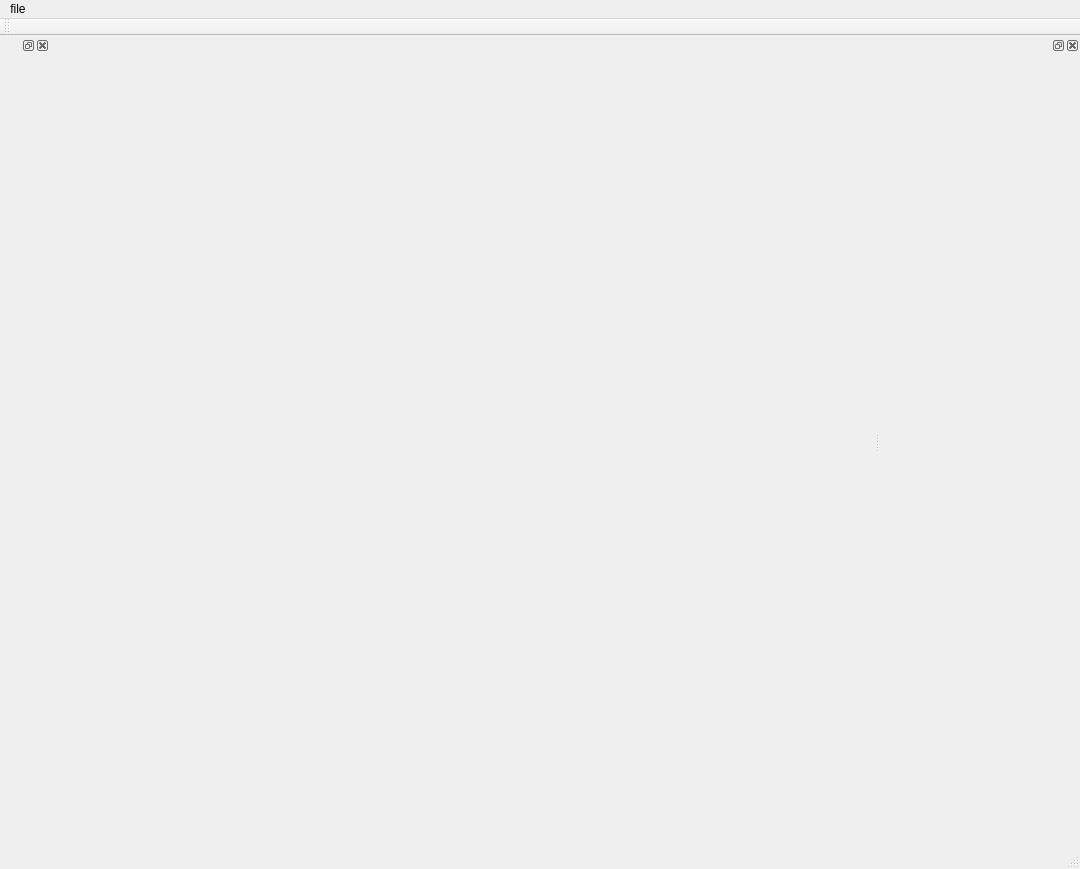
First picture: the form in sewingeditor.ui, repository dolphin-li/SewingEditor, before the edit.
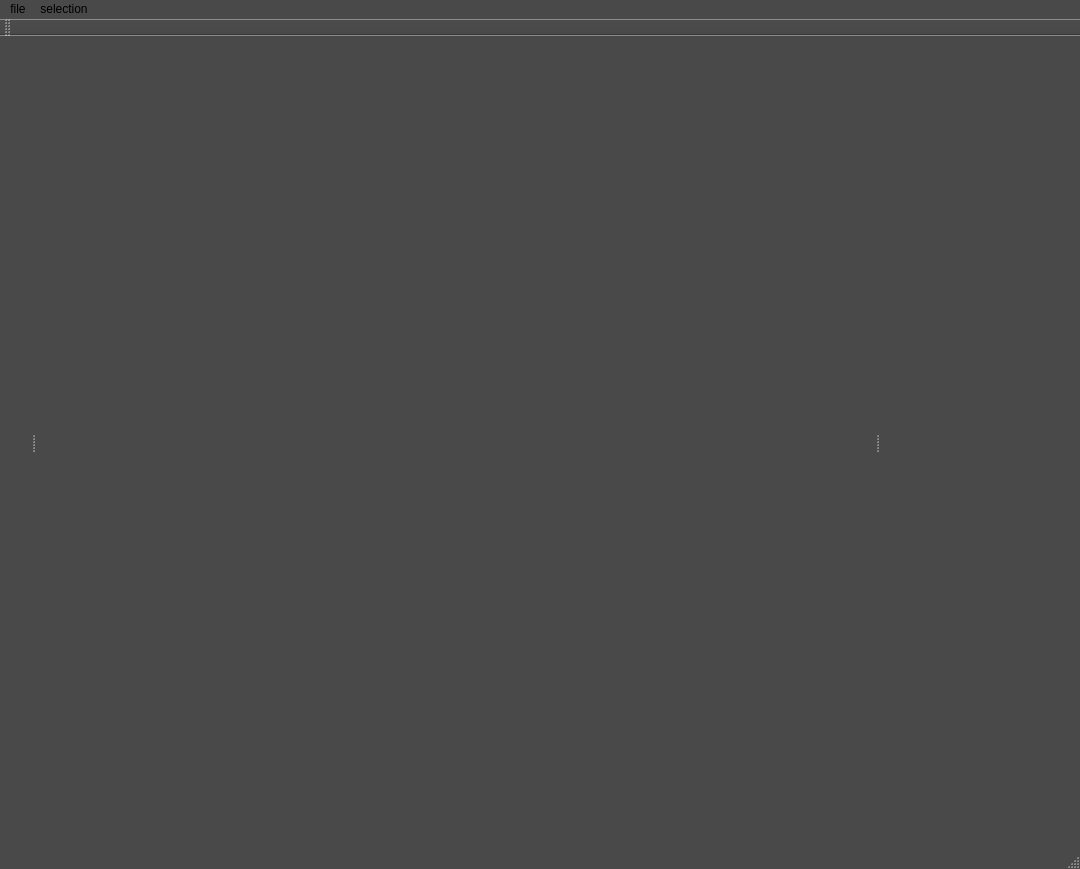
Second picture: the form after the edit. Custom widgets are drawn as their Qt base class.

Diff of the .ui file:
```diff
--- a/sewingeditor.ui
+++ b/sewingeditor.ui
@@ -10,9 +10,484 @@
     <height>869</height>
    </rect>
   </property>
+  <property name="palette">
+   <palette>
+    <active>
+     <colorrole role="WindowText">
+      <brush brushstyle="SolidPattern">
+       <color alpha="255">
+        <red>255</red>
+        <green>255</green>
+        <blue>255</blue>
+       </color>
+      </brush>
+     </colorrole>
+     <colorrole role="Button">
+      <brush brushstyle="SolidPattern">
+       <color alpha="255">
+        <red>73</red>
+        <green>73</green>
+        <blue>73</blue>
+       </color>
+      </brush>
+     </colorrole>
+     <colorrole role="Light">
+      <brush brushstyle="SolidPattern">
+       <color alpha="255">
+        <red>109</red>
+        <green>109</green>
+        <blue>109</blue>
+       </color>
+      </brush>
+     </colorrole>
+     <colorrole role="Midlight">
+      <brush brushstyle="SolidPattern">
+       <color alpha="255">
+        <red>91</red>
+        <green>91</green>
+        <blue>91</blue>
+       </color>
+      </brush>
+     </colorrole>
+     <colorrole role="Dark">
+      <brush brushstyle="SolidPattern">
+       <color alpha="255">
+        <red>36</red>
+        <green>36</green>
+        <blue>36</blue>
+       </color>
+      </brush>
+     </colorrole>
+     <colorrole role="Mid">
+      <brush brushstyle="SolidPattern">
+       <color alpha="255">
+        <red>48</red>
+        <green>48</green>
+        <blue>48</blue>
+       </color>
+      </brush>
+     </colorrole>
+     <colorrole role="Text">
+      <brush brushstyle="SolidPattern">
+       <color alpha="255">
+        <red>73</red>
+        <green>73</green>
+        <blue>73</blue>
+       </color>
+      </brush>
+     </colorrole>
+     <colorrole role="BrightText">
+      <brush brushstyle="SolidPattern">
+       <color alpha="255">
+        <red>73</red>
+        <green>73</green>
+        <blue>73</blue>
+       </color>
+      </brush>
+     </colorrole>
+     <colorrole role="ButtonText">
+      <brush brushstyle="SolidPattern">
+       <color alpha="255">
+        <red>73</red>
+        <green>73</green>
+        <blue>73</blue>
+       </color>
+      </brush>
+     </colorrole>
+     <colorrole role="Base">
+      <brush brushstyle="SolidPattern">
+       <color alpha="255">
+        <red>0</red>
+        <green>0</green>
+        <blue>0</blue>
+       </color>
+      </brush>
+     </colorrole>
+     <colorrole role="Window">
+      <brush brushstyle="SolidPattern">
+       <color alpha="255">
+        <red>73</red>
+        <green>73</green>
+        <blue>73</blue>
+       </color>
+      </brush>
+     </colorrole>
+     <colorrole role="Shadow">
+      <brush brushstyle="SolidPattern">
+       <color alpha="255">
+        <red>0</red>
+        <green>0</green>
+        <blue>0</blue>
+       </color>
+      </brush>
+     </colorrole>
+     <colorrole role="HighlightedText">
+      <brush brushstyle="SolidPattern">
+       <color alpha="255">
+        <red>73</red>
+        <green>73</green>
+        <blue>73</blue>
+       </color>
+      </brush>
+     </colorrole>
+     <colorrole role="AlternateBase">
+      <brush brushstyle="SolidPattern">
+       <color alpha="255">
+        <red>36</red>
+        <green>36</green>
+        <blue>36</blue>
+       </color>
+      </brush>
+     </colorrole>
+     <colorrole role="NoRole">
+      <brush brushstyle="SolidPattern">
+       <color alpha="255">
+        <red>73</red>
+        <green>73</green>
+        <blue>73</blue>
+       </color>
+      </brush>
+     </colorrole>
+     <colorrole role="ToolTipBase">
+      <brush brushstyle="SolidPattern">
+       <color alpha="255">
+        <red>255</red>
+        <green>255</green>
+        <blue>220</blue>
+       </color>
+      </brush>
+     </colorrole>
+     <colorrole role="ToolTipText">
+      <brush brushstyle="SolidPattern">
+       <color alpha="255">
+        <red>0</red>
+        <green>0</green>
+        <blue>0</blue>
+       </color>
+      </brush>
+     </colorrole>
+    </active>
+    <inactive>
+     <colorrole role="WindowText">
+      <brush brushstyle="SolidPattern">
+       <color alpha="255">
+        <red>255</red>
+        <green>255</green>
+        <blue>255</blue>
+       </color>
+      </brush>
+     </colorrole>
+     <colorrole role="Button">
+      <brush brushstyle="SolidPattern">
+       <color alpha="255">
+        <red>73</red>
+        <green>73</green>
+        <blue>73</blue>
+       </color>
+      </brush>
+     </colorrole>
+     <colorrole role="Light">
+      <brush brushstyle="SolidPattern">
+       <color alpha="255">
+        <red>109</red>
+        <green>109</green>
+        <blue>109</blue>
+       </color>
+      </brush>
+     </colorrole>
+     <colorrole role="Midlight">
+      <brush brushstyle="SolidPattern">
+       <color alpha="255">
+        <red>91</red>
+        <green>91</green>
+        <blue>91</blue>
+       </color>
+      </brush>
+     </colorrole>
+     <colorrole role="Dark">
+      <brush brushstyle="SolidPattern">
+       <color alpha="255">
+        <red>36</red>
+        <green>36</green>
+        <blue>36</blue>
+       </color>
+      </brush>
+     </colorrole>
+     <colorrole role="Mid">
+      <brush brushstyle="SolidPattern">
+       <color alpha="255">
+        <red>48</red>
+        <green>48</green>
+        <blue>48</blue>
+       </color>
+      </brush>
+     </colorrole>
+     <colorrole role="Text">
+      <brush brushstyle="SolidPattern">
+       <color alpha="255">
+        <red>73</red>
+        <green>73</green>
+        <blue>73</blue>
+       </color>
+      </brush>
+     </colorrole>
+     <colorrole role="BrightText">
+      <brush brushstyle="SolidPattern">
+       <color alpha="255">
+        <red>73</red>
+        <green>73</green>
+        <blue>73</blue>
+       </color>
+      </brush>
+     </colorrole>
+     <colorrole role="ButtonText">
+      <brush brushstyle="SolidPattern">
+       <color alpha="255">
+        <red>73</red>
+        <green>73</green>
+        <blue>73</blue>
+       </color>
+      </brush>
+     </colorrole>
+     <colorrole role="Base">
+      <brush brushstyle="SolidPattern">
+       <color alpha="255">
+        <red>0</red>
+        <green>0</green>
+        <blue>0</blue>
+       </color>
+      </brush>
+     </colorrole>
+     <colorrole role="Window">
+      <brush brushstyle="SolidPattern">
+       <color alpha="255">
+        <red>73</red>
+        <green>73</green>
+        <blue>73</blue>
+       </color>
+      </brush>
+     </colorrole>
+     <colorrole role="Shadow">
+      <brush brushstyle="SolidPattern">
+       <color alpha="255">
+        <red>0</red>
+        <green>0</green>
+        <blue>0</blue>
+       </color>
+      </brush>
+     </colorrole>
+     <colorrole role="HighlightedText">
+      <brush brushstyle="SolidPattern">
+       <color alpha="255">
+        <red>73</red>
+        <green>73</green>
+        <blue>73</blue>
+       </color>
+      </brush>
+     </colorrole>
+     <colorrole role="AlternateBase">
+      <brush brushstyle="SolidPattern">
+       <color alpha="255">
+        <red>36</red>
+        <green>36</green>
+        <blue>36</blue>
+       </color>
+      </brush>
+     </colorrole>
+     <colorrole role="NoRole">
+      <brush brushstyle="SolidPattern">
+       <color alpha="255">
+        <red>73</red>
+        <green>73</green>
+        <blue>73</blue>
+       </color>
+      </brush>
+     </colorrole>
+     <colorrole role="ToolTipBase">
+      <brush brushstyle="SolidPattern">
+       <color alpha="255">
+        <red>255</red>
+        <green>255</green>
+        <blue>220</blue>
+       </color>
+      </brush>
+     </colorrole>
+     <colorrole role="ToolTipText">
+      <brush brushstyle="SolidPattern">
+       <color alpha="255">
+        <red>0</red>
+        <green>0</green>
+        <blue>0</blue>
+       </color>
+      </brush>
+     </colorrole>
+    </inactive>
+    <disabled>
+     <colorrole role="WindowText">
+      <brush brushstyle="SolidPattern">
+       <color alpha="255">
+        <red>36</red>
+        <green>36</green>
+        <blue>36</blue>
+       </color>
+      </brush>
+     </colorrole>
+     <colorrole role="Button">
+      <brush brushstyle="SolidPattern">
+       <color alpha="255">
+        <red>73</red>
+        <green>73</green>
+        <blue>73</blue>
+       </color>
+      </brush>
+     </colorrole>
+     <colorrole role="Light">
+      <brush brushstyle="SolidPattern">
+       <color alpha="255">
+        <red>109</red>
+        <green>109</green>
+        <blue>109</blue>
+       </color>
+      </brush>
+     </colorrole>
+     <colorrole role="Midlight">
+      <brush brushstyle="SolidPattern">
+       <color alpha="255">
+        <red>91</red>
+        <green>91</green>
+        <blue>91</blue>
+       </color>
+      </brush>
+     </colorrole>
+     <colorrole role="Dark">
+      <brush brushstyle="SolidPattern">
+       <color alpha="255">
+        <red>36</red>
+        <green>36</green>
+        <blue>36</blue>
+       </color>
+      </brush>
+     </colorrole>
+     <colorrole role="Mid">
+      <brush brushstyle="SolidPattern">
+       <color alpha="255">
+        <red>48</red>
+        <green>48</green>
+        <blue>48</blue>
+       </color>
+      </brush>
+     </colorrole>
+     <colorrole role="Text">
+      <brush brushstyle="SolidPattern">
+       <color alpha="255">
+        <red>36</red>
+        <green>36</green>
+        <blue>36</blue>
+       </color>
+      </brush>
+     </colorrole>
+     <colorrole role="BrightText">
+      <brush brushstyle="SolidPattern">
+       <color alpha="255">
+        <red>73</red>
+        <green>73</green>
+        <blue>73</blue>
+       </color>
+      </brush>
+     </colorrole>
+     <colorrole role="ButtonText">
+      <brush brushstyle="SolidPattern">
+       <color alpha="255">
+        <red>36</red>
+        <green>36</green>
+        <blue>36</blue>
+       </color>
+      </brush>
+     </colorrole>
+     <colorrole role="Base">
+      <brush brushstyle="SolidPattern">
+       <color alpha="255">
+        <red>73</red>
+        <green>73</green>
+        <blue>73</blue>
+       </color>
+      </brush>
+     </colorrole>
+     <colorrole role="Window">
+      <brush brushstyle="SolidPattern">
+       <color alpha="255">
+        <red>73</red>
+        <green>73</green>
+        <blue>73</blue>
+       </color>
+      </brush>
+     </colorrole>
+     <colorrole role="Shadow">
+      <brush brushstyle="SolidPattern">
+       <color alpha="255">
+        <red>0</red>
+        <green>0</green>
+        <blue>0</blue>
+       </color>
+      </brush>
+     </colorrole>
+     <colorrole role="HighlightedText">
+      <brush brushstyle="SolidPattern">
+       <color alpha="255">
+        <red>73</red>
+        <green>73</green>
+        <blue>73</blue>
+       </color>
+      </brush>
+     </colorrole>
+     <colorrole role="AlternateBase">
+      <brush brushstyle="SolidPattern">
+       <color alpha="255">
+        <red>73</red>
+        <green>73</green>
+        <blue>73</blue>
+       </color>
+      </brush>
+     </colorrole>
+     <colorrole role="NoRole">
+      <brush brushstyle="SolidPattern">
+       <color alpha="255">
+        <red>73</red>
+        <green>73</green>
+        <blue>73</blue>
+       </color>
+      </brush>
+     </colorrole>
+     <colorrole role="ToolTipBase">
+      <brush brushstyle="SolidPattern">
+       <color alpha="255">
+        <red>255</red>
+        <green>255</green>
+        <blue>220</blue>
+       </color>
+      </brush>
+     </colorrole>
+     <colorrole role="ToolTipText">
+      <brush brushstyle="SolidPattern">
+       <color alpha="255">
+        <red>0</red>
+        <green>0</green>
+        <blue>0</blue>
+       </color>
+      </brush>
+     </colorrole>
+    </disabled>
+   </palette>
+  </property>
   <property name="windowTitle">
    <string>SewingEditor</string>
   </property>
+  <property name="autoFillBackground">
+   <bool>true</bool>
+  </property>
+  <property name="documentMode">
+   <bool>false</bool>
+  </property>
   <widget class="QWidget" name="centralWidget">
    <layout class="QGridLayout" name="gridLayout">
     <item row="0" column="0">
@@ -32,6 +507,9 @@
    </layout>
   </widget>
   <widget class="QMenuBar" name="menuBar">
+   <property name="enabled">
+    <bool>true</bool>
+   </property>
    <property name="geometry">
     <rect>
      <x>0</x>
@@ -40,6 +518,136 @@
      <height>21</height>
     </rect>
    </property>
+   <property name="palette">
+    <palette>
+     <active>
+      <colorrole role="WindowText">
+       <brush brushstyle="SolidPattern">
+        <color alpha="255">
+         <red>73</red>
+         <green>73</green>
+         <blue>73</blue>
+        </color>
+       </brush>
+      </colorrole>
+      <colorrole role="Button">
+       <brush brushstyle="SolidPattern">
+        <color alpha="255">
+         <red>73</red>
+         <green>73</green>
+         <blue>73</blue>
+        </color>
+       </brush>
+      </colorrole>
+      <colorrole role="Base">
+       <brush brushstyle="SolidPattern">
+        <color alpha="255">
+         <red>73</red>
+         <green>73</green>
+         <blue>73</blue>
+        </color>
+       </brush>
+      </colorrole>
+      <colorrole role="Window">
+       <brush brushstyle="SolidPattern">
+        <color alpha="255">
+         <red>73</red>
+         <green>73</green>
+         <blue>73</blue>
+        </color>
+       </brush>
+      </colorrole>
+     </active>
+     <inactive>
+      <colorrole role="WindowText">
+       <brush brushstyle="SolidPattern">
+        <color alpha="255">
+         <red>73</red>
+         <green>73</green>
+         <blue>73</blue>
+        </color>
+       </brush>
+      </colorrole>
+      <colorrole role="Button">
+       <brush brushstyle="SolidPattern">
+        <color alpha="255">
+         <red>73</red>
+         <green>73</green>
+         <blue>73</blue>
+        </color>
+       </brush>
+      </colorrole>
+      <colorrole role="Base">
+       <brush brushstyle="SolidPattern">
+        <color alpha="255">
+         <red>73</red>
+         <green>73</green>
+         <blue>73</blue>
+        </color>
+       </brush>
+      </colorrole>
+      <colorrole role="Window">
+       <brush brushstyle="SolidPattern">
+        <color alpha="255">
+         <red>73</red>
+         <green>73</green>
+         <blue>73</blue>
+        </color>
+       </brush>
+      </colorrole>
+     </inactive>
+     <disabled>
+      <colorrole role="WindowText">
+       <brush brushstyle="SolidPattern">
+        <color alpha="255">
+         <red>36</red>
+         <green>36</green>
+         <blue>36</blue>
+        </color>
+       </brush>
+      </colorrole>
+      <colorrole role="Button">
+       <brush brushstyle="SolidPattern">
+        <color alpha="255">
+         <red>73</red>
+         <green>73</green>
+         <blue>73</blue>
+        </color>
+       </brush>
+      </colorrole>
+      <colorrole role="Base">
+       <brush brushstyle="SolidPattern">
+        <color alpha="255">
+         <red>73</red>
+         <green>73</green>
+         <blue>73</blue>
+        </color>
+       </brush>
+      </colorrole>
+      <colorrole role="Window">
+       <brush brushstyle="SolidPattern">
+        <color alpha="255">
+         <red>73</red>
+         <green>73</green>
+         <blue>73</blue>
+        </color>
+       </brush>
+      </colorrole>
+     </disabled>
+    </palette>
+   </property>
+   <property name="autoFillBackground">
+    <bool>true</bool>
+   </property>
+   <property name="styleSheet">
+    <string notr="true">background-color: rgb(73, 73, 73);</string>
+   </property>
+   <property name="defaultUp">
+    <bool>false</bool>
+   </property>
+   <property name="nativeMenuBar">
+    <bool>false</bool>
+   </property>
    <widget class="QMenu" name="menuFile">
     <property name="title">
      <string>file</string>
@@ -47,9 +655,64 @@
     <addaction name="actionLoad_svg"/>
     <addaction name="actionSave_svg"/>
    </widget>
+   <widget class="QMenu" name="menuSelection">
+    <property name="autoFillBackground">
+     <bool>false</bool>
+    </property>
+    <property name="styleSheet">
+     <string notr="true">background-color: rgb(150, 150, 150);</string>
+    </property>
+    <property name="title">
+     <string>selection</string>
+    </property>
+    <addaction name="actionSelect_all"/>
+    <addaction name="actionSelect_none"/>
+    <addaction name="actionSelect_inverse"/>
+   </widget>
    <addaction name="menuFile"/>
+   <addaction name="menuSelection"/>
   </widget>
   <widget class="QToolBar" name="mainToolBar">
+   <property name="palette">
+    <palette>
+     <active>
+      <colorrole role="WindowText">
+       <brush brushstyle="SolidPattern">
+        <color alpha="255">
+         <red>73</red>
+         <green>73</green>
+         <blue>73</blue>
+        </color>
+       </brush>
+      </colorrole>
+     </active>
+     <inactive>
+      <colorrole role="WindowText">
+       <brush brushstyle="SolidPattern">
+        <color alpha="255">
+         <red>73</red>
+         <green>73</green>
+         <blue>73</blue>
+        </color>
+       </brush>
+      </colorrole>
+     </inactive>
+     <disabled>
+      <colorrole role="WindowText">
+       <brush brushstyle="SolidPattern">
+        <color alpha="255">
+         <red>36</red>
+         <green>36</green>
+         <blue>36</blue>
+        </color>
+       </brush>
+      </colorrole>
+     </disabled>
+    </palette>
+   </property>
+   <property name="autoFillBackground">
+    <bool>true</bool>
+   </property>
    <attribute name="toolBarArea">
     <enum>TopToolBarArea</enum>
    </attribute>
@@ -65,6 +728,12 @@
      <height>38</height>
     </size>
    </property>
+   <property name="features">
+    <set>QDockWidget::NoDockWidgetFeatures</set>
+   </property>
+   <property name="allowedAreas">
+    <set>Qt::RightDockWidgetArea</set>
+   </property>
    <attribute name="dockWidgetArea">
     <number>2</number>
    </attribute>
@@ -73,8 +742,8 @@
   <widget class="QDockWidget" name="dockWidgetLeft">
    <property name="minimumSize">
     <size>
-     <width>50</width>
-     <height>38</height>
+     <width>30</width>
+     <height>80</height>
     </size>
    </property>
    <property name="maximumSize">
@@ -86,9 +755,15 @@
    <property name="floating">
     <bool>false</bool>
    </property>
+   <property name="features">
+    <set>QDockWidget::NoDockWidgetFeatures</set>
+   </property>
    <property name="allowedAreas">
     <set>Qt::LeftDockWidgetArea</set>
    </property>
+   <property name="windowTitle">
+    <string/>
+   </property>
    <attribute name="dockWidgetArea">
     <number>1</number>
    </attribute>
```
Left out of the diff: 116 changed lines with no effect on the pictures.
